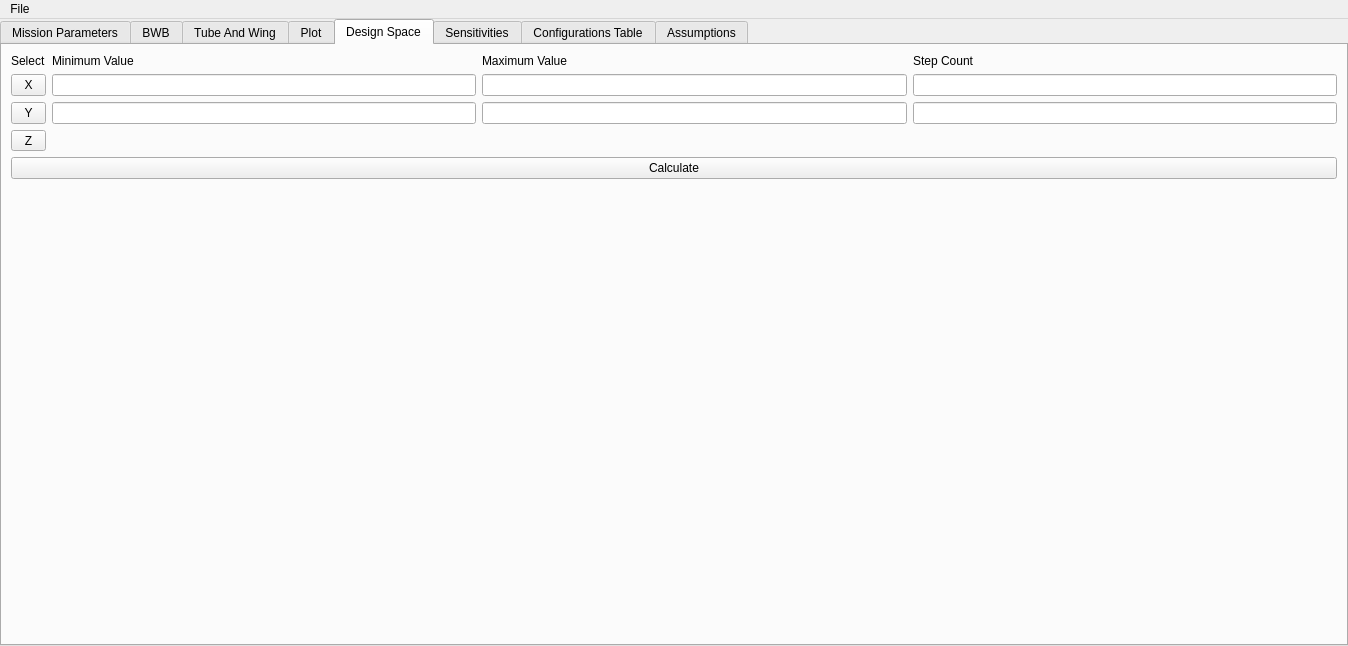
Qt form BWB_GUI/form.ui (bsannar/Capstone_BWB) before a commit.
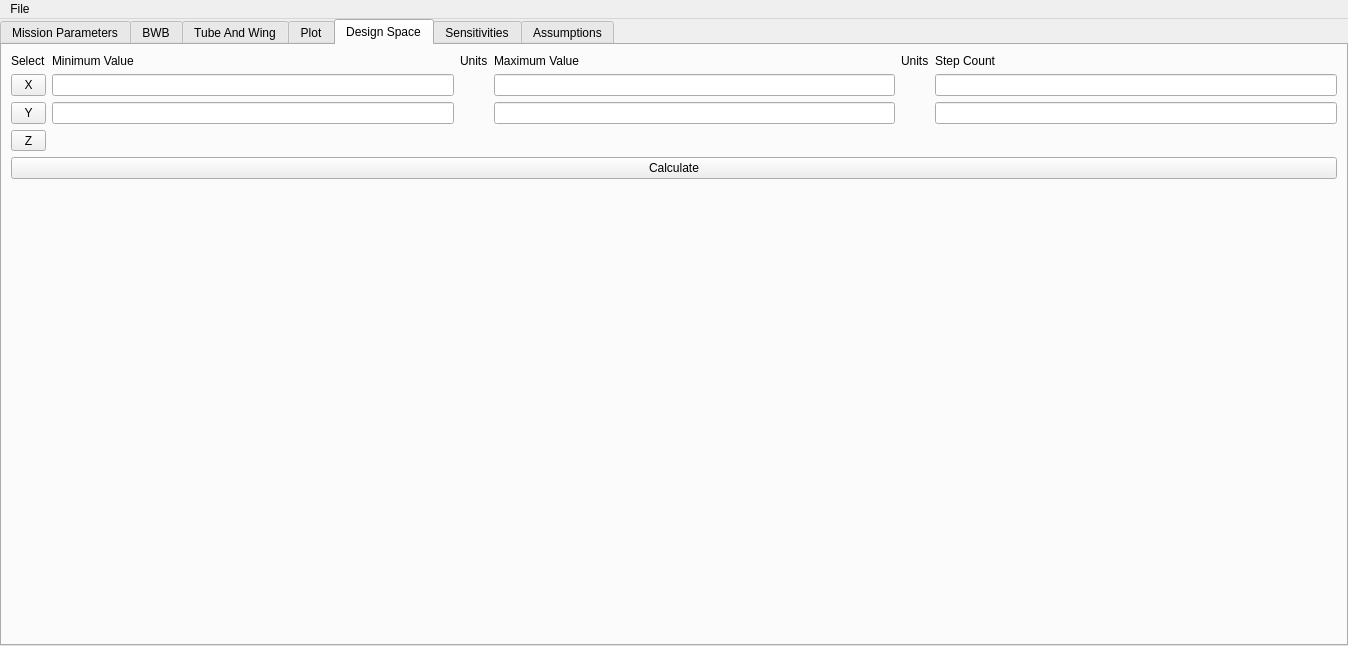
The same form after that commit. The open tabs and pages were chosen to show the change.

What changed in the file:
```diff
--- a/BWB_GUI/form.ui
+++ b/BWB_GUI/form.ui
@@ -887,75 +887,7 @@
        </attribute>
        <layout class="QVBoxLayout" name="verticalLayout_4">
         <item>
-         <layout class="QGridLayout" name="gridLayout_10" columnstretch="0,0,0,0">
-          <item row="1" column="0">
-           <widget class="QToolButton" name="ddX">
-            <property name="sizePolicy">
-             <sizepolicy hsizetype="Preferred" vsizetype="Preferred">
-              <horstretch>0</horstretch>
-              <verstretch>0</verstretch>
-             </sizepolicy>
-            </property>
-            <property name="text">
-             <string>X</string>
-            </property>
-           </widget>
-          </item>
-          <item row="2" column="2">
-           <widget class="QLineEdit" name="txtMaxY"/>
-          </item>
-          <item row="1" column="2">
-           <widget class="QLineEdit" name="txtMaxX"/>
-          </item>
-          <item row="2" column="1">
-           <widget class="QLineEdit" name="txtMinY"/>
-          </item>
-          <item row="0" column="2">
-           <widget class="QLabel" name="label_max">
-            <property name="sizePolicy">
-             <sizepolicy hsizetype="Preferred" vsizetype="Preferred">
-              <horstretch>0</horstretch>
-              <verstretch>0</verstretch>
-             </sizepolicy>
-            </property>
-            <property name="text">
-             <string>Maximum Value</string>
-            </property>
-           </widget>
-          </item>
-          <item row="0" column="1">
-           <widget class="QLabel" name="label_min">
-            <property name="sizePolicy">
-             <sizepolicy hsizetype="Preferred" vsizetype="Preferred">
-              <horstretch>0</horstretch>
-              <verstretch>0</verstretch>
-             </sizepolicy>
-            </property>
-            <property name="text">
-             <string>Minimum Value</string>
-            </property>
-           </widget>
-          </item>
-          <item row="0" column="3">
-           <widget class="QLabel" name="label_step">
-            <property name="text">
-             <string>Step Count</string>
-            </property>
-           </widget>
-          </item>
-          <item row="3" column="0">
-           <widget class="QToolButton" name="ddZ">
-            <property name="sizePolicy">
-             <sizepolicy hsizetype="Preferred" vsizetype="Preferred">
-              <horstretch>0</horstretch>
-              <verstretch>0</verstretch>
-             </sizepolicy>
-            </property>
-            <property name="text">
-             <string>Z</string>
-            </property>
-           </widget>
-          </item>
+         <layout class="QGridLayout" name="gridLayout_10" columnstretch="0,0,0,0,0,0">
           <item row="2" column="0">
            <widget class="QToolButton" name="ddY">
             <property name="sizePolicy">
@@ -969,6 +901,9 @@
             </property>
            </widget>
           </item>
+          <item row="1" column="3">
+           <widget class="QLineEdit" name="txtMaxX"/>
+          </item>
           <item row="1" column="1">
            <widget class="QLineEdit" name="txtMinX"/>
           </item>
@@ -979,12 +914,119 @@
             </property>
            </widget>
           </item>
-          <item row="1" column="3">
-           <widget class="QLineEdit" name="txtStepX"/>
+          <item row="3" column="0">
+           <widget class="QToolButton" name="ddZ">
+            <property name="sizePolicy">
+             <sizepolicy hsizetype="Preferred" vsizetype="Preferred">
+              <horstretch>0</horstretch>
+              <verstretch>0</verstretch>
+             </sizepolicy>
+            </property>
+            <property name="text">
+             <string>Z</string>
+            </property>
+           </widget>
           </item>
           <item row="2" column="3">
+           <widget class="QLineEdit" name="txtMaxY"/>
+          </item>
+          <item row="2" column="1">
+           <widget class="QLineEdit" name="txtMinY"/>
+          </item>
+          <item row="0" column="5">
+           <widget class="QLabel" name="label_step">
+            <property name="text">
+             <string>Step Count</string>
+            </property>
+           </widget>
+          </item>
+          <item row="0" column="2">
+           <widget class="QLabel" name="label">
+            <property name="text">
+             <string>Units</string>
+            </property>
+           </widget>
+          </item>
+          <item row="1" column="5">
+           <widget class="QLineEdit" name="txtStepX"/>
+          </item>
+          <item row="0" column="3">
+           <widget class="QLabel" name="lbMax">
+            <property name="sizePolicy">
+             <sizepolicy hsizetype="Preferred" vsizetype="Preferred">
+              <horstretch>0</horstretch>
+              <verstretch>0</verstretch>
+             </sizepolicy>
+            </property>
+            <property name="text">
+             <string>Maximum Value</string>
+            </property>
+           </widget>
+          </item>
+          <item row="0" column="1">
+           <widget class="QLabel" name="lbMin">
+            <property name="sizePolicy">
+             <sizepolicy hsizetype="Preferred" vsizetype="Preferred">
+              <horstretch>0</horstretch>
+              <verstretch>0</verstretch>
+             </sizepolicy>
+            </property>
+            <property name="text">
+             <string>Minimum Value</string>
+            </property>
+           </widget>
+          </item>
+          <item row="2" column="5">
            <widget class="QLineEdit" name="txtStepY"/>
           </item>
+          <item row="1" column="0">
+           <widget class="QToolButton" name="ddX">
+            <property name="sizePolicy">
+             <sizepolicy hsizetype="Preferred" vsizetype="Preferred">
+              <horstretch>0</horstretch>
+              <verstretch>0</verstretch>
+             </sizepolicy>
+            </property>
+            <property name="text">
+             <string>X</string>
+            </property>
+           </widget>
+          </item>
+          <item row="0" column="4">
+           <widget class="QLabel" name="label_25">
+            <property name="text">
+             <string>Units</string>
+            </property>
+           </widget>
+          </item>
+          <item row="1" column="2">
+           <widget class="QLabel" name="lbMinXUnits">
+            <property name="text">
+             <string/>
+            </property>
+           </widget>
+          </item>
+          <item row="2" column="2">
+           <widget class="QLabel" name="lbMinYUnits">
+            <property name="text">
+             <string/>
+            </property>
+           </widget>
+          </item>
+          <item row="1" column="4">
+           <widget class="QLabel" name="lbMaxXUnits">
+            <property name="text">
+             <string/>
+            </property>
+           </widget>
+          </item>
+          <item row="2" column="4">
+           <widget class="QLabel" name="lbMaxYUnits">
+            <property name="text">
+             <string/>
+            </property>
+           </widget>
+          </item>
          </layout>
         </item>
         <item>
@@ -1023,21 +1065,6 @@
         </item>
        </layout>
       </widget>
-      <widget class="QWidget" name="tab">
-       <attribute name="title">
-        <string>Configurations Table</string>
-       </attribute>
-       <widget class="QTableWidget" name="configsTableWidget">
-        <property name="geometry">
-         <rect>
-          <x>10</x>
-          <y>10</y>
-          <width>791</width>
-          <height>551</height>
-         </rect>
-        </property>
-       </widget>
-      </widget>
       <widget class="QWidget" name="tbAssumptions">
        <attribute name="title">
         <string>Assumptions</string>
```
Left out of the diff: 503 changed lines with no effect on the pictures.
